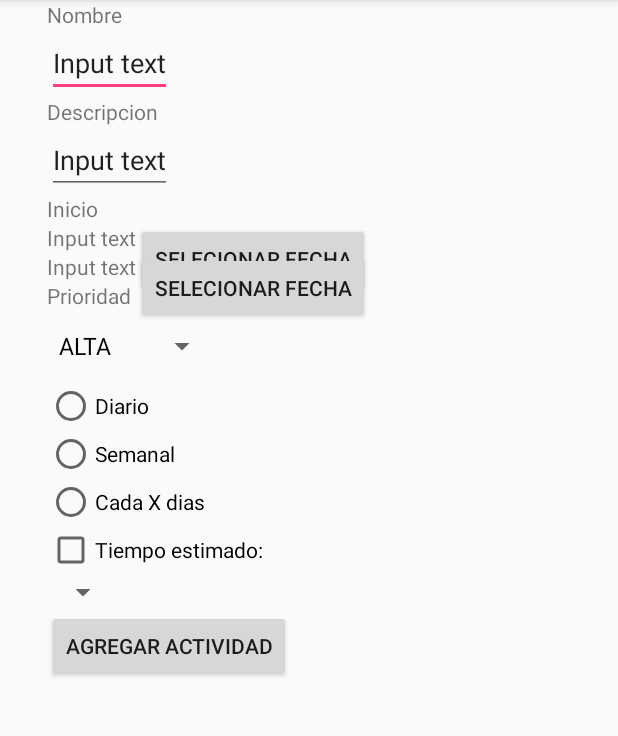
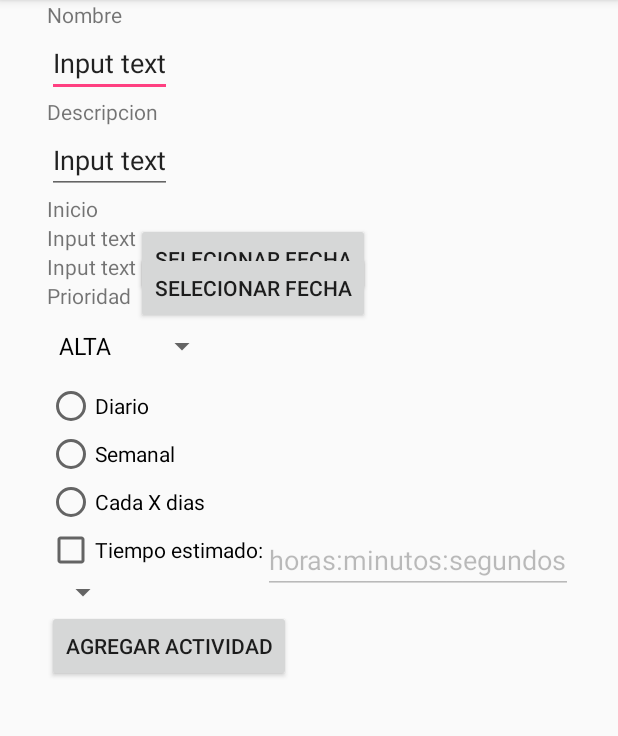
Before and after one commit to hugo-chavar/TDP1_pruebas, an Android app: the AgregarActividadActivity screen opened directly, with no data from a screen before it, on a phone screen of 412 x 824 dp, the part 84-820 px from its top. Run offline under Robolectric (Android 15) with nearby library versions, the phone set to English and light mode, and no system bars.

Commit message:
Si el checkbox de tiempo estimado esta checkeado entonces se habilita el edittext para cargar el tiempo

```diff
--- a/app/src/main/java/com/example/nfc/tdp1_app_prueba/AgregarActividadActivity.java
+++ b/app/src/main/java/com/example/nfc/tdp1_app_prueba/AgregarActividadActivity.java
@@ -6,6 +6,7 @@ import android.support.v7.app.AppCompatActivity;
 import android.os.Bundle;
 import android.view.View;
 import android.widget.ArrayAdapter;
+import android.widget.CheckBox;
 import android.widget.Spinner;
 import android.widget.TextView;
 
@@ -41,4 +42,9 @@ public class AgregarActividadActivity extends AppCompatActivity {
         datePickerFragment.setTextView(textoFecha);
         datePickerFragment.show(getSupportFragmentManager(), "Ingrese una fecha");
     }
+
+    public void clickTiempoEstimado(View view) {
+        boolean estaCheckeado = ((CheckBox) view).isChecked();
+        findViewById(R.id.editTextTiempoEstimado).setEnabled(estaCheckeado);
+    }
 }
--- a/app/src/main/res/layout/activity_agregar_actividad.xml
+++ b/app/src/main/res/layout/activity_agregar_actividad.xml
@@ -135,7 +135,18 @@
             android:layout_height="wrap_content"
             app:layout_constraintTop_toBottomOf="@+id/radioGroupPerioridicidad"
             app:layout_constraintLeft_toLeftOf="@+id/radioGroupPerioridicidad"
-            android:text="Tiempo estimado:"/>
+            android:text="Tiempo estimado:"
+            android:onClick="clickTiempoEstimado"/>
+
+        <EditText
+            android:id="@+id/editTextTiempoEstimado"
+            android:layout_width="wrap_content"
+            android:layout_height="wrap_content"
+            android:text="horas:minutos:segundos"
+            app:layout_constraintLeft_toRightOf="@+id/checkBoxTiempoEstimado"
+            app:layout_constraintTop_toBottomOf="@+id/radioGroupPerioridicidad"
+            android:enabled="false"/>
+
         <Spinner
             android:id="@+id/spinnerObjetivos"
             android:layout_width="wrap_content"
```
